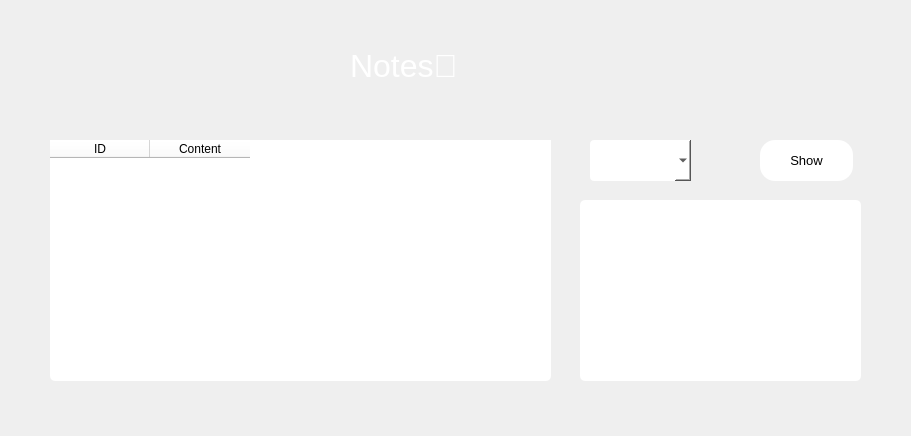
First picture: the form in gui/OCR_Notes.ui, repository anirudhdabral/OCR_Master, before the edit.
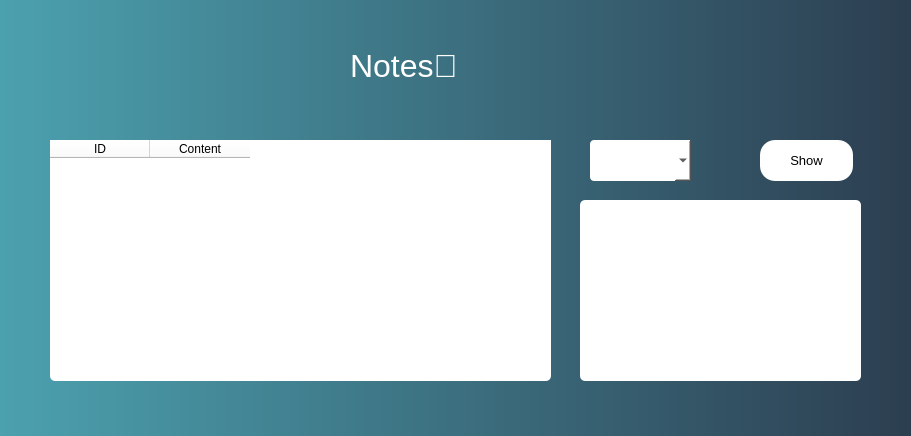
Second picture: the form after the edit. Icons and pictures are not drawn.

The edit to the form file:
```diff
--- a/gui/OCR_Notes.ui
+++ b/gui/OCR_Notes.ui
@@ -15,8 +15,7 @@
   </property>
   <property name="styleSheet">
    <string notr="true">QFrame {
-    
-	background-image: url(:/ocr/background.jpg);
+background: qlineargradient( x1:0 y1:0, x2:1 y2:0, stop:0 #4CA1AF, stop:1 #2C3E50);
 }
 QComboBox QAbstractItemView {
     border: 2px solid darkgray;
```
